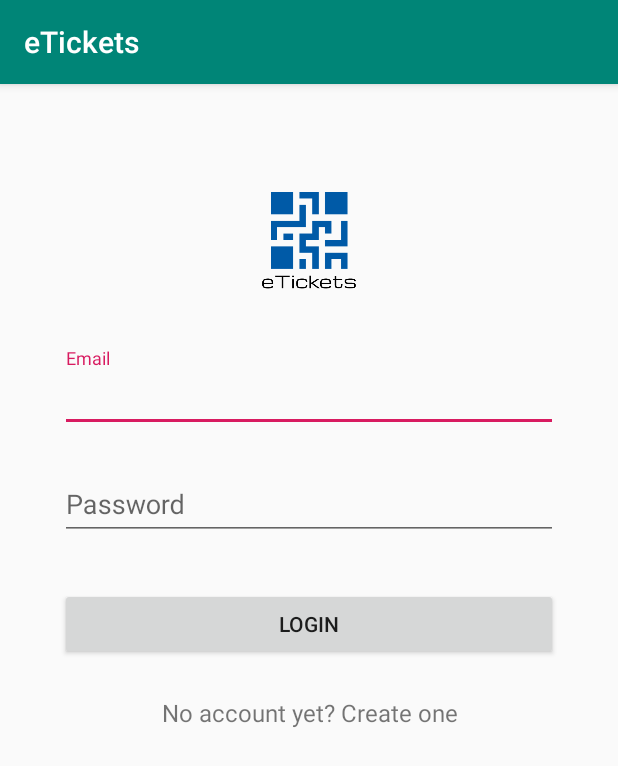
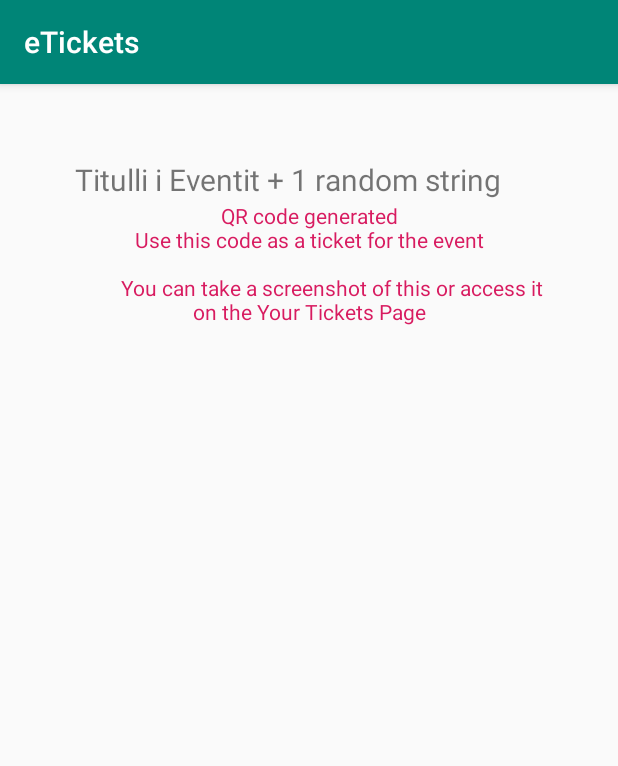
Before and after one commit to neharjashari/eTickets, an Android app: the screen it shows after launch (LoginActivity before the commit, QRCode after it), on a phone screen of 412 x 824 dp. Shown: the top 766 px of the screen. Run offline under Robolectric (Android 15) with nearby library versions, the phone set to English and light mode, and no system bars; libraries missing offline, so code that uses them is left out: androidmads.library.qrgenearator; 2 statements that could not run were skipped.

Commit message:
Creating the code for QR Code generator.

```diff
--- a/app/build.gradle
+++ b/app/build.gradle
@@ -27,4 +27,5 @@ dependencies {
     androidTestImplementation 'com.android.support.test:runner:1.0.2'
     androidTestImplementation 'com.android.support.test.espresso:espresso-core:3.0.2'
     implementation 'com.squareup.okhttp3:okhttp:3.10.0'
+    implementation 'androidmads.library.qrgenearator:QRGenearator:1.0.3'
 }
--- a/app/src/main/java/com/projektifiek/etickets/CreateEvent.java
+++ b/app/src/main/java/com/projektifiek/etickets/CreateEvent.java
@@ -161,4 +161,5 @@ public class CreateEvent extends AppCompatActivity {
         return randNum;
     }
 
+
 }
--- a/app/src/main/java/com/projektifiek/etickets/EventActivity.java
+++ b/app/src/main/java/com/projektifiek/etickets/EventActivity.java
@@ -107,4 +107,10 @@ public class EventActivity extends AppCompatActivity {
         });
 
     }
+
+//    public void buyTicket(View view) {
+//        Intent intent = new Intent(getApplicationContext(), CreateEvent.class);
+//        intent.putExtra("usersToken", usersToken);
+//        startActivity(intent);
+//    }
 }
--- /dev/null
+++ b/app/src/main/java/com/projektifiek/etickets/QRCode.java
@@ -0,0 +1,163 @@
+package com.projektifiek.etickets;
+
+import android.content.Intent;
+import android.graphics.Bitmap;
+import android.graphics.Point;
+import android.os.Environment;
+import android.support.v7.app.AppCompatActivity;
+import android.os.Bundle;
+import android.util.Log;
+import android.view.Display;
+import android.view.View;
+import android.view.WindowManager;
+import android.widget.Button;
+import android.widget.EditText;
+import android.widget.ImageView;
+import android.widget.TextView;
+import android.widget.Toast;
+
+import com.google.zxing.WriterException;
+
+import androidmads.library.qrgenearator.QRGContents;
+import androidmads.library.qrgenearator.QRGEncoder;
+import androidmads.library.qrgenearator.QRGSaver;
+
+public class QRCode extends AppCompatActivity {
+
+    String TAG = "GenerateQRCode";
+//    EditText edtValue;
+    TextView edtValue;
+    ImageView qrImage;
+//    Button start, save;
+    String inputValue;
+    String savePath = Environment.getExternalStorageDirectory().getPath() + "/QRCode/";
+    Bitmap bitmap;
+    QRGEncoder qrgEncoder;
+
+    TextView tvMessage;
+
+//    public String usersToken = "";
+
+
+    @Override
+    protected void onCreate(Bundle savedInstanceState) {
+        super.onCreate(savedInstanceState);
+        setContentView(R.layout.activity_qrcode);
+
+        qrImage = (ImageView) findViewById(R.id.QR_Image);
+        edtValue = (TextView) findViewById(R.id.edt_value);
+
+        tvMessage = (TextView) findViewById(R.id.tvMessage);
+
+//        start = (Button) findViewById(R.id.start);
+//        save = (Button) findViewById(R.id.save);
+
+//        Intent intentGetToken = getIntent();
+//        usersToken = intentGetToken.getStringExtra("usersToken");
+//        Toast.makeText(this, "Users Token: " + usersToken, Toast.LENGTH_LONG).show();
+
+        generateQrCode();
+
+        tvMessage.setVisibility(TextView.VISIBLE);
+
+//        start.setOnClickListener(new View.OnClickListener() {
+//            @Override
+//            public void onClick(View view) {
+//                inputValue = edtValue.getText().toString().trim();
+//                if (inputValue.length() > 0) {
+//                    WindowManager manager = (WindowManager) getSystemService(WINDOW_SERVICE);
+//                    Display display = manager.getDefaultDisplay();
+//                    Point point = new Point();
+//                    display.getSize(point);
+//                    int width = point.x;
+//                    int height = point.y;
+//                    int smallerDimension = width < height ? width : height;
+//                    smallerDimension = smallerDimension * 3 / 4;
+//
+//                    qrgEncoder = new QRGEncoder(
+//                            inputValue, null,
+//                            QRGContents.Type.TEXT,
+//                            smallerDimension);
+//                    try {
+//                        bitmap = qrgEncoder.encodeAsBitmap();
+//                        qrImage.setImageBitmap(bitmap);
+//                    } catch (WriterException e) {
+//                        Log.v(TAG, e.toString());
+//                    }
+//                } else {
+//                    edtValue.setError("Required");
+//                }
+//            }
+//        });
+//
+//        save.setOnClickListener(new View.OnClickListener() {
+//            @Override
+//            public void onClick(View v) {
+//                boolean save;
+//                String result;
+//                try {
+//                    save = QRGSaver.save(savePath, edtValue.getText().toString().trim(), bitmap, QRGContents.ImageType.IMAGE_JPEG);
+//                    result = save ? "Image Saved" : "Image Not Saved";
+//                    Toast.makeText(getApplicationContext(), result, Toast.LENGTH_LONG).show();
+//                } catch (Exception e) {
+//                    e.printStackTrace();
+//                }
+//            }
+//        });
+
+    }
+
+
+    public void generateQrCode() {
+        inputValue = edtValue.getText().toString().trim() + randomAlphaNumeric(5);
+        Toast.makeText(this, "QR code generated for: \"" + inputValue + "\"", Toast.LENGTH_LONG).show();
+
+        if (inputValue.length() > 0) {
+            WindowManager manager = (WindowManager) getSystemService(WINDOW_SERVICE);
+            Display display = manager.getDefaultDisplay();
+            Point point = new Point();
+            display.getSize(point);
+            int width = point.x;
+            int height = point.y;
+            int smallerDimension = width < height ? width : height;
+            smallerDimension = smallerDimension * 3 / 4;
+
+            qrgEncoder = new QRGEncoder(
+                    inputValue, null,
+                    QRGContents.Type.TEXT,
+                    smallerDimension);
+            try {
+                bitmap = qrgEncoder.encodeAsBitmap();
+                qrImage.setImageBitmap(bitmap);
+            } catch (WriterException e) {
+                Log.v(TAG, e.toString());
+            }
+        } else {
+            edtValue.setError("Required");
+        }
+    }
+
+
+    public void saveQrCode() {
+        boolean save;
+        String result;
+        try {
+            save = QRGSaver.save(savePath, edtValue.getText().toString().trim(), bitmap, QRGContents.ImageType.IMAGE_JPEG);
+            result = save ? "Image Saved" : "Image Not Saved";
+            Toast.makeText(getApplicationContext(), result, Toast.LENGTH_LONG).show();
+        } catch (Exception e) {
+            e.printStackTrace();
+        }
+    }
+
+
+    private static final String ALPHA_NUMERIC_STRING = "ABCDEFGHIJKLMNOPQRSTUVWXYZ0123456789";
+    public static String randomAlphaNumeric(int count) {
+        StringBuilder builder = new StringBuilder();
+        while (count-- != 0) {
+            int character = (int)(Math.random()*ALPHA_NUMERIC_STRING.length());
+            builder.append(ALPHA_NUMERIC_STRING.charAt(character));
+        }
+        return builder.toString();
+    }
+}
--- /dev/null
+++ b/app/src/main/res/layout/activity_qrcode.xml
@@ -0,0 +1,57 @@
+<?xml version="1.0" encoding="utf-8"?>
+<LinearLayout xmlns:android="http://schemas.android.com/apk/res/android"
+    xmlns:app="http://schemas.android.com/apk/res-auto"
+    xmlns:tools="http://schemas.android.com/tools"
+    android:layout_width="match_parent"
+    android:layout_height="match_parent"
+    android:orientation="vertical"
+    android:padding="50dp"
+    tools:context=".QRCode">
+
+    <TextView
+        android:id="@+id/edt_value"
+        android:layout_width="match_parent"
+        android:layout_height="wrap_content"
+        android:text="Titulli i Eventit + 1 random string"
+        android:textSize="20sp"/>
+
+    <!--<LinearLayout-->
+        <!--android:layout_width="match_parent"-->
+        <!--android:layout_height="wrap_content"-->
+        <!--android:gravity="center_horizontal"-->
+        <!--android:orientation="horizontal"-->
+        <!--android:layout_marginTop="30dp">-->
+
+        <!--<Button-->
+            <!--android:layout_weight="1"-->
+            <!--android:id="@+id/start"-->
+            <!--android:layout_width="0dp"-->
+            <!--android:layout_height="wrap_content"-->
+            <!--android:text="Generate" />-->
+
+        <!--<Button-->
+            <!--android:layout_weight="1"-->
+            <!--android:id="@+id/save"-->
+            <!--android:layout_width="0dp"-->
+            <!--android:layout_height="wrap_content"-->
+            <!--android:text="Save" />-->
+    <!--</LinearLayout>-->
+
+    <ImageView
+        android:id="@+id/QR_Image"
+        android:layout_width="wrap_content"
+        android:layout_height="wrap_content"
+        android:contentDescription="@string/app_name"
+        android:textAlignment="center"/>
+
+    <TextView
+        android:id="@+id/tvMessage"
+        android:layout_width="wrap_content"
+        android:layout_height="wrap_content"
+        android:text="QR code generated\nUse this code as a ticket for the event\n\n
+        You can take a screenshot of this or access it on the Your Tickets Page"
+        android:textAlignment="center"
+        android:textColor="@color/colorAccent"
+        android:visibility="invisible" />
+
+</LinearLayout>
```
Also changed, not shown: app/src/main/AndroidManifest.xml (+10 -10 lines), app/src/main/res/layout/activity_event.xml (+9 -0 lines).
